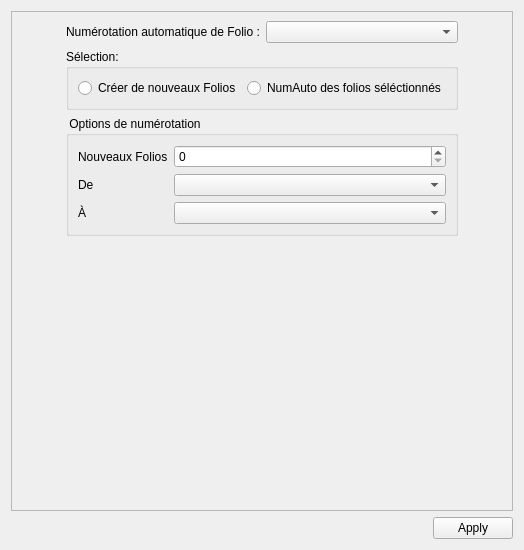
First picture: the form in sources/autoNum/ui/folioautonumbering.ui, repository qelectrotech/qelectrotech-source-mirror, before the edit.
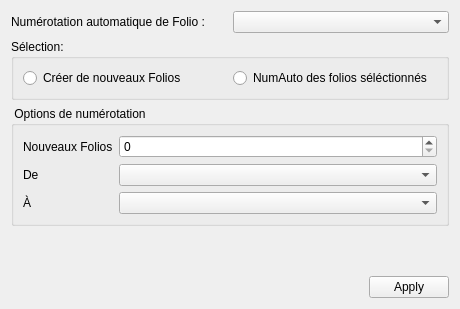
Second picture: the form after the edit.

Commit message: Improve some layout and widget item

```diff
--- a/sources/autoNum/ui/folioautonumbering.ui
+++ b/sources/autoNum/ui/folioautonumbering.ui
@@ -6,8 +6,8 @@
    <rect>
     <x>0</x>
     <y>0</y>
-    <width>524</width>
-    <height>550</height>
+    <width>460</width>
+    <height>309</height>
    </rect>
   </property>
   <property name="sizePolicy">
@@ -26,76 +26,76 @@
    <string>Form</string>
   </property>
   <layout class="QVBoxLayout" name="verticalLayout">
-   <property name="sizeConstraint">
-    <enum>QLayout::SetDefaultConstraint</enum>
-   </property>
    <item>
-    <widget class="QScrollArea" name="scrollArea">
+    <layout class="QGridLayout" name="gridLayout_3">
+     <item row="0" column="0">
+      <widget class="QLabel" name="label">
      <property name="sizePolicy">
-      <sizepolicy hsizetype="Minimum" vsizetype="Expanding">
+        <sizepolicy hsizetype="Minimum" vsizetype="Preferred">
        <horstretch>0</horstretch>
-       <verstretch>50</verstretch>
-      </sizepolicy>
-     </property>
-     <property name="minimumSize">
-      <size>
-       <width>450</width>
-       <height>253</height>
-      </size>
-     </property>
-     <property name="sizeIncrement">
-      <size>
-       <width>0</width>
-       <height>50</height>
-      </size>
-     </property>
-     <property name="mouseTracking">
-      <bool>false</bool>
-     </property>
-     <property name="layoutDirection">
-      <enum>Qt::LeftToRight</enum>
-     </property>
-     <property name="verticalScrollBarPolicy">
-      <enum>Qt::ScrollBarAsNeeded</enum>
-     </property>
-     <property name="horizontalScrollBarPolicy">
-      <enum>Qt::ScrollBarAlwaysOff</enum>
+         <verstretch>0</verstretch>
+        </sizepolicy>
+       </property>
+       <property name="text">
+        <string>Numérotation automatique de Folio :</string>
+       </property>
+      </widget>
+     </item>
+     <item row="0" column="1">
+      <widget class="QComboBox" name="m_autonums_cb">
+       <property name="sizePolicy">
+        <sizepolicy hsizetype="Minimum" vsizetype="Fixed">
+         <horstretch>0</horstretch>
+         <verstretch>0</verstretch>
+        </sizepolicy>
      </property>
      <property name="sizeAdjustPolicy">
-      <enum>QAbstractScrollArea::AdjustToContents</enum>
-     </property>
-     <property name="widgetResizable">
-      <bool>true</bool>
-     </property>
-     <property name="alignment">
-      <set>Qt::AlignHCenter|Qt::AlignTop</set>
-     </property>
-     <widget class="QWidget" name="scrollAreaWidgetContents">
-      <property name="geometry">
-       <rect>
-        <x>0</x>
-        <y>0</y>
-        <width>504</width>
-        <height>495</height>
-       </rect>
-      </property>
+        <enum>QComboBox::AdjustToContents</enum>
+       </property>
+      </widget>
+     </item>
+     <item row="1" column="0" colspan="2">
+      <widget class="QGroupBox" name="Select">
+       <property name="sizePolicy">
+        <sizepolicy hsizetype="Minimum" vsizetype="Preferred">
+         <horstretch>0</horstretch>
+         <verstretch>0</verstretch>
+        </sizepolicy>
+       </property>
+       <property name="title">
+        <string>Sélection:</string>
+       </property>
+       <layout class="QHBoxLayout" name="horizontalLayout">
+        <item>
+         <widget class="QRadioButton" name="m_create_new_tabs_rb">
       <property name="sizePolicy">
-       <sizepolicy hsizetype="Preferred" vsizetype="Preferred">
+           <sizepolicy hsizetype="Minimum" vsizetype="Fixed">
         <horstretch>0</horstretch>
         <verstretch>0</verstretch>
        </sizepolicy>
       </property>
-      <property name="minimumSize">
-       <size>
-        <width>430</width>
-        <height>250</height>
-       </size>
-      </property>
-      <layout class="QGridLayout" name="gridLayout">
-       <property name="sizeConstraint">
-        <enum>QLayout::SetFixedSize</enum>
-       </property>
-       <item row="2" column="1" colspan="2">
+          <property name="text">
+           <string>Créer de nouveaux Folios</string>
+          </property>
+         </widget>
+        </item>
+        <item>
+         <widget class="QRadioButton" name="m_autonumber_tabs_rb">
+          <property name="sizePolicy">
+           <sizepolicy hsizetype="Minimum" vsizetype="Fixed">
+            <horstretch>0</horstretch>
+            <verstretch>0</verstretch>
+           </sizepolicy>
+          </property>
+          <property name="text">
+           <string>NumAuto des folios séléctionnés</string>
+          </property>
+         </widget>
+        </item>
+       </layout>
+      </widget>
+     </item>
+     <item row="2" column="0" colspan="2">
         <widget class="QGroupBox" name="Options">
          <property name="sizePolicy">
           <sizepolicy hsizetype="Minimum" vsizetype="Preferred">
@@ -191,74 +191,9 @@
          </layout>
         </widget>
        </item>
-       <item row="1" column="1" colspan="2">
-        <widget class="QGroupBox" name="Select">
-         <property name="sizePolicy">
-          <sizepolicy hsizetype="Minimum" vsizetype="Preferred">
-           <horstretch>0</horstretch>
-           <verstretch>0</verstretch>
-          </sizepolicy>
-         </property>
-         <property name="title">
-          <string>Sélection:</string>
-         </property>
-         <layout class="QHBoxLayout" name="horizontalLayout">
-          <item>
-           <widget class="QRadioButton" name="m_create_new_tabs_rb">
-            <property name="sizePolicy">
-             <sizepolicy hsizetype="Minimum" vsizetype="Fixed">
-              <horstretch>0</horstretch>
-              <verstretch>0</verstretch>
-             </sizepolicy>
-            </property>
-            <property name="text">
-             <string>Créer de nouveaux Folios</string>
-            </property>
-           </widget>
-          </item>
-          <item>
-           <widget class="QRadioButton" name="m_autonumber_tabs_rb">
-            <property name="sizePolicy">
-             <sizepolicy hsizetype="Minimum" vsizetype="Fixed">
-              <horstretch>0</horstretch>
-              <verstretch>0</verstretch>
-             </sizepolicy>
-            </property>
-            <property name="text">
-             <string>NumAuto des folios séléctionnés</string>
-            </property>
-           </widget>
-          </item>
-         </layout>
-        </widget>
-       </item>
-       <item row="0" column="1">
-        <widget class="QLabel" name="label">
-         <property name="sizePolicy">
-          <sizepolicy hsizetype="Minimum" vsizetype="Preferred">
-           <horstretch>0</horstretch>
-           <verstretch>0</verstretch>
-          </sizepolicy>
-         </property>
-         <property name="text">
-          <string>Numérotation automatique de Folio :</string>
-         </property>
-        </widget>
-       </item>
-       <item row="0" column="2">
-        <widget class="QComboBox" name="m_autonums_cb">
-         <property name="sizePolicy">
-          <sizepolicy hsizetype="Minimum" vsizetype="Fixed">
-           <horstretch>0</horstretch>
-           <verstretch>0</verstretch>
-          </sizepolicy>
-         </property>
-         <property name="sizeAdjustPolicy">
-          <enum>QComboBox::AdjustToContents</enum>
-         </property>
-        </widget>
-       </item>
-       <item row="3" column="1" colspan="2">
+    </layout>
+   </item>
+   <item>
         <spacer name="verticalSpacer">
          <property name="orientation">
           <enum>Qt::Vertical</enum>
@@ -271,10 +206,6 @@
          </property>
         </spacer>
        </item>
-      </layout>
-     </widget>
-    </widget>
-   </item>
    <item>
     <widget class="QDialogButtonBox" name="buttonBox">
      <property name="sizePolicy">
```
Left out of the diff: 4 changed lines with no effect on the pictures. Lines whose indentation alone changed are shown as unchanged. The commit also changes 13 other files.
